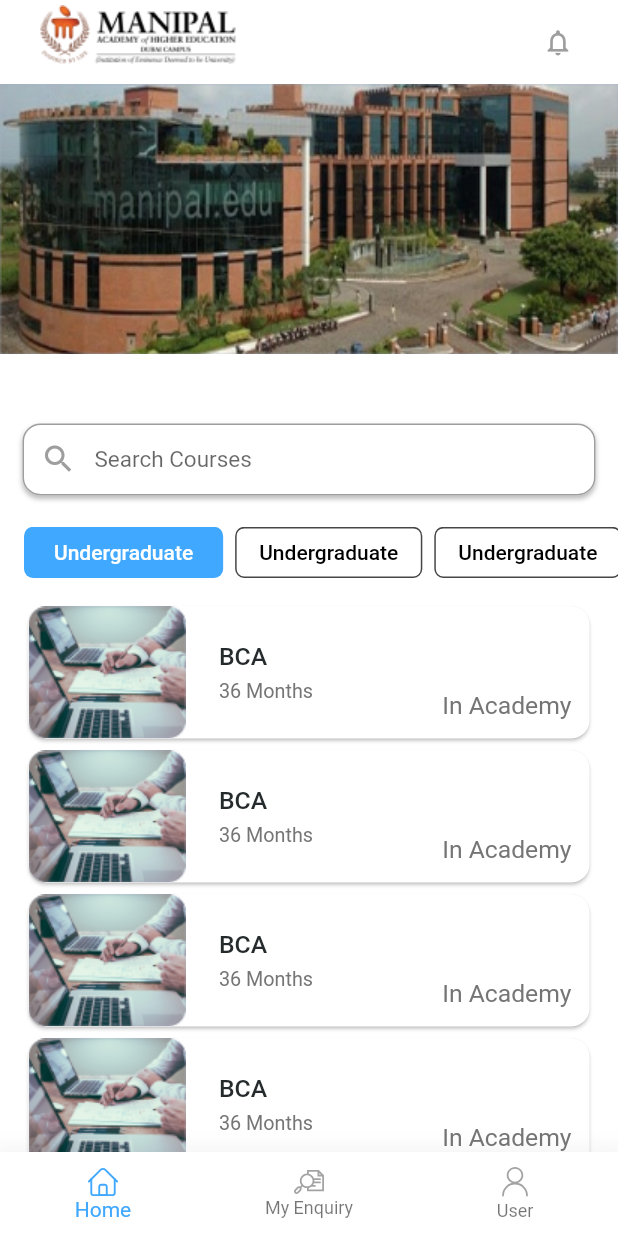
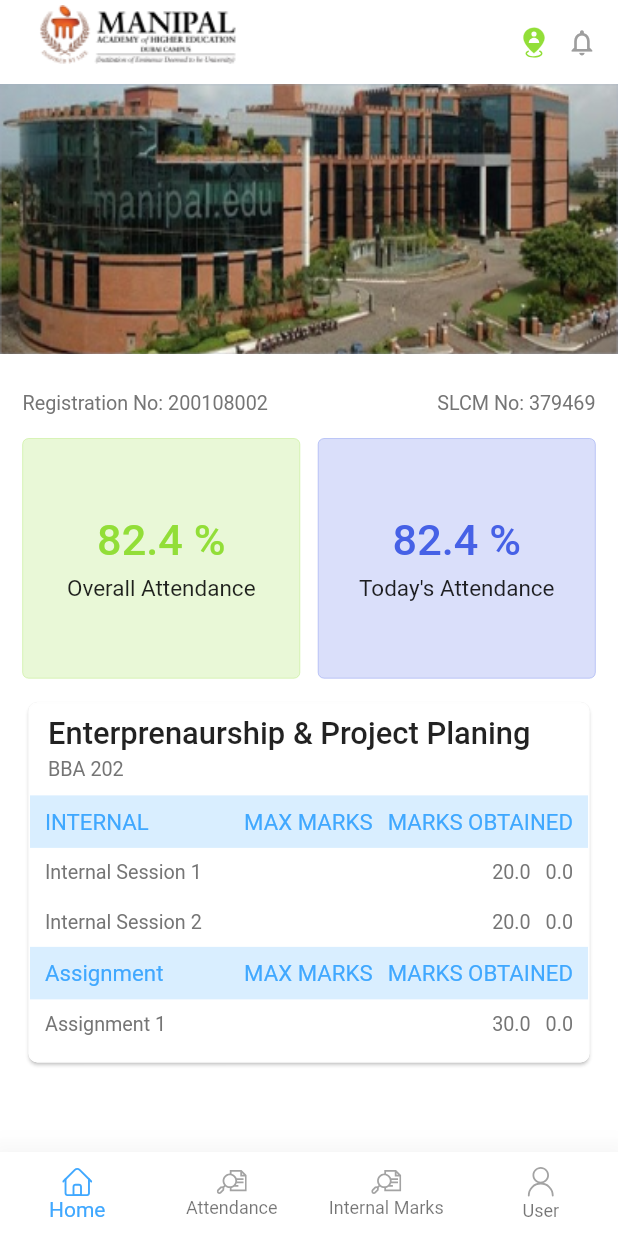
Before and after one commit to kreators-navdeep/unikal, a Flutter app: the screen it shows after launch, on a phone screen of 412 x 824 dp. Run offline on Flutter 3.47's test engine with Material 2 defaults, Android fonts, the phone set to English and light mode, and no system bars; drawn by our look-alikes of carousel_slider; our stand-ins replace dio, flutter_svg; Roboto replaces fonts that are missing (Noto).

Commit message:
Student Portal UI Implementation

```diff
--- a/lib/constants/constants.dart
+++ b/lib/constants/constants.dart
@@ -1,4 +1,4 @@
 import 'package:flutter/material.dart';
 
 const Color themeColor = Color(0xFF4661E6);
-const Color themeGreen = Color(0xFF1eae78);
+const Color themeGreen = Color(0xFF92DE38);
--- /dev/null
+++ b/lib/pages/StudentPortal/spHome/sp_home_page.dart
@@ -0,0 +1,260 @@
+import 'package:carousel_slider/carousel_slider.dart';
+import 'package:flutter/material.dart';
+import 'package:flutter_svg/flutter_svg.dart';
+import 'package:unikul/constants/constants.dart';
+import 'package:unikul/utils/Routes/routes.dart';
+import 'package:unikul/utils/size_config.dart';
+import 'package:unikul/utils/styles/text.dart';
+
+class SpHomePage extends StatefulWidget {
+  @override
+  _SpHomePageState createState() => _SpHomePageState();
+}
+
+class _SpHomePageState extends State<SpHomePage> {
+
+  _buildFields({String name,String max,String obtain}){
+    return  Container(
+      padding: const EdgeInsets.symmetric(vertical: 9,horizontal: 10),
+      child: Row(
+        mainAxisAlignment: MainAxisAlignment.spaceBetween,
+        children: [
+          Text(name,
+            style: TextStyles.subTitle,
+          ),
+          Row(
+            children: [
+              Text(max,
+                style: TextStyles.subTitle,
+              ),
+              SizedBox(width: 10,),
+              Text(obtain,
+                style: TextStyles.subTitle,
+              ),
+            ],
+          )
+        ],
+      ),
+    );
+  }
+
+  _buildProjectPlanning(){
+    return Card(
+      shape: RoundedRectangleBorder(borderRadius: BorderRadius.circular(6)),
+      child: Container(
+        width: SizeConfig.getScreenWidth(context),
+        padding: const EdgeInsets.symmetric(vertical: 8),
+        decoration: BoxDecoration(
+          borderRadius: BorderRadius.circular(6),
+          border: Border.all(color: Color(0xFFFEFEFE)),
+        ),
+        child: Column(
+          crossAxisAlignment: CrossAxisAlignment.start,
+          children: [
+            Padding(
+              padding: const EdgeInsets.symmetric(horizontal: 12),
+              child: Column(
+                crossAxisAlignment: CrossAxisAlignment.start,
+                children: [
+                  Text('Enterprenaurship & Project Planing',style: TextStyles.heading2,),
+                  SizedBox(height: 4,),
+                  Text('BBA 202',style: TextStyles.subTitle,),
+                ],
+              ),
+            ),
+            SizedBox(height: 10,),
+            Column(
+              children: [
+                Container(
+                  color: Theme.of(context).accentColor.withOpacity(0.2),
+                  padding: const EdgeInsets.symmetric(vertical: 9,horizontal: 10),
+                  child: Row(
+                    mainAxisAlignment: MainAxisAlignment.spaceBetween,
+                    children: [
+                      Text('INTERNAL',
+                        style: TextStyle(
+                            fontSize: SizeConfig.textMultiplier * 1.8,
+                            color: Theme.of(context).accentColor
+                        ),
+                      ),
+                      Row(
+                        children: [
+                          Text('MAX MARKS',
+                            style: TextStyle(
+                                fontSize: SizeConfig.textMultiplier * 1.8,
+                                color: Theme.of(context).accentColor
+                            ),
+                          ),
+                          SizedBox(width: 10,),
+                          Text('MARKS OBTAINED',
+                            style: TextStyle(
+                                fontSize: SizeConfig.textMultiplier * 1.8,
+                                color: Theme.of(context).accentColor
+                            ),
+                          ),
+                        ],
+                      )
+                    ],
+                  ),
+                ),
+                _buildFields(name: 'Internal Session 1',max: "20.0",obtain: "0.0"),
+                _buildFields(name: 'Internal Session 2',max: "20.0",obtain: "0.0"),
+
+                Container(
+                  color: Theme.of(context).accentColor.withOpacity(0.2),
+                  padding: const EdgeInsets.symmetric(vertical: 9,horizontal: 10),
+                  child: Row(
+                    mainAxisAlignment: MainAxisAlignment.spaceBetween,
+                    children: [
+                      Text('Assignment',
+                        style: TextStyle(
+                            fontSize: SizeConfig.textMultiplier * 1.8,
+                            color: Theme.of(context).accentColor
+                        ),
+                      ),
+                      Row(
+                        children: [
+                          Text('MAX MARKS',
+                            style: TextStyle(
+                                fontSize: SizeConfig.textMultiplier * 1.8,
+                                color: Theme.of(context).accentColor
+                            ),
+                          ),
+                          SizedBox(width: 10,),
+                          Text('MARKS OBTAINED',
+                            style: TextStyle(
+                                fontSize: SizeConfig.textMultiplier * 1.8,
+                                color: Theme.of(context).accentColor
+                            ),
+                          ),
+                        ],
+                      )
+                    ],
+                  ),
+                ),
+                _buildFields(name: 'Assignment 1',max: "30.0",obtain: "0.0"),
+
+              ],
+            )
+          ],
+        ),
+      ),
+    );
+  }
+
+  @override
+  Widget build(BuildContext context) {
+    return Scaffold(
+      appBar: AppBar(
+        elevation: 0,
+        backgroundColor: Theme.of(context).backgroundColor,
+        title: Image.asset('assets/images/logo1.png',),
+        actions: [
+          SvgPicture.asset('assets/icons/locate.svg'),
+          IconButton(icon: Icon(Icons.notifications_none_outlined,color: Colors.grey,), onPressed: (){
+            Navigator.push(context, Routes.notification());
+          })
+        ],
+      ),
+      body: SingleChildScrollView(
+        child: Column(
+          children: [
+            CarouselSlider(
+                items: [
+                  Image.asset('assets/images/banner1.png',fit: BoxFit.fill,),
+                  Image.asset('assets/images/banner1.png',fit: BoxFit.fill,),
+                  Image.asset('assets/images/banner1.png',fit: BoxFit.fill,),
+                  Image.asset('assets/images/banner1.png',fit: BoxFit.fill,),
+                ],
+                options: CarouselOptions(
+                  // height: 200,
+                  aspectRatio: 16/7,
+                  viewportFraction: 1,
+                  initialPage: 0,
+                  enableInfiniteScroll: true,
+                  reverse: false,
+                  autoPlay: true,
+                  autoPlayInterval: Duration(seconds: 3),
+                  autoPlayAnimationDuration: Duration(milliseconds: 800),
+                  autoPlayCurve: Curves.fastOutSlowIn,
+                  enlargeCenterPage: false,
+                  onPageChanged: (index,reason){
+
+                  },
+                  scrollDirection: Axis.horizontal,
+                )
+            ),
+            SizedBox(height: 25,),
+            Container(
+              padding: const EdgeInsets.only(right: 15,left: 15,bottom: 15),
+              child: Column(
+                children: [
+                  Row(
+                    mainAxisAlignment: MainAxisAlignment.spaceBetween,
+                    children: [
+                      Text('Registration No: 200108002',style: TextStyles.subTitle,),
+                      Text('SLCM No: 379469',style: TextStyles.subTitle,),
+                    ],
+                  ),
+                  SizedBox(height: 16,),
+                  Row(
+                    children: [
+                      Expanded(
+                        child: Container(
+                          decoration: BoxDecoration(
+                              borderRadius: BorderRadius.circular(4),
+                            color: themeGreen.withOpacity(0.2),
+                            border: Border.all(color: themeGreen,width: 0.2)
+                          ),
+                          height: 160,
+                          child: Column(
+                            mainAxisAlignment: MainAxisAlignment.center,
+                            children: [
+                              Text('82.4 %',style: TextStyle(
+                                fontSize: SizeConfig.textMultiplier * 3.5,
+                                fontWeight: FontWeight.w500,
+                                color: themeGreen
+                              ),),
+                              SizedBox(height: 6,),
+                              Text('Overall Attendance',style: TextStyles.bodyText1Black,)
+                            ],
+                          ),
+                        ),
+                      ),
+                      SizedBox(width: 12,),
+                      Expanded(
+                        child: Container(
+                          decoration: BoxDecoration(
+                            borderRadius: BorderRadius.circular(4),
+                            color: Theme.of(context).primaryColor.withOpacity(0.2),
+                              border: Border.all(color: Theme.of(context).primaryColor,width: 0.2)
+
+                          ),
+                          height: 160,
+                          child: Column(
+                            mainAxisAlignment: MainAxisAlignment.center,
+                            children: [
+                              Text('82.4 %',style: TextStyle(
+                                  fontSize: SizeConfig.textMultiplier * 3.5,
+                                  fontWeight: FontWeight.w500,
+                                  color: Theme.of(context).primaryColor
+                              ),),
+                              SizedBox(height: 6,),
+                              Text("Today's Attendance",style: TextStyles.bodyText1Black,)
+                              ],
+                          ),
+                        ),
+                      ),
+                    ],
+                  ),
+                  SizedBox(height: 12,),
+                  _buildProjectPlanning()
+                ],
+              ),
+            )
+          ],
+        ),
+      ),
+    );
+  }
+}
--- /dev/null
+++ b/lib/pages/sp_landing_page.dart
@@ -0,0 +1,43 @@
+import 'package:flutter/material.dart';
+import 'package:flutter_svg/flutter_svg.dart';
+import 'package:unikul/pages/StudentPortal/spHome/sp_home_page.dart';
+import 'package:unikul/pages/home/home_page.dart';
+import 'package:unikul/pages/myEnquiry/my_enquiry_page.dart';
+import 'package:unikul/pages/profile/profile_page.dart';
+class SPLandingPage extends StatefulWidget {
+  @override
+  _SPLandingPageState createState() => _SPLandingPageState();
+}
+
+class _SPLandingPageState extends State<SPLandingPage> {
+
+  int _selectedIndex = 0;
+
+  @override
+  Widget build(BuildContext context) {
+    return Scaffold(
+        bottomNavigationBar: BottomNavigationBar(
+          selectedItemColor: Theme.of(context).accentColor,
+          elevation: 20,
+          backgroundColor: Theme.of(context).cardColor,
+          type: BottomNavigationBarType.fixed,
+          items: [
+            BottomNavigationBarItem(icon: SvgPicture.asset('assets/icons/home.svg'),label: 'Home',activeIcon:  SvgPicture.asset('assets/icons/home.svg',color: Theme.of(context).accentColor,)),
+            BottomNavigationBarItem(icon: SvgPicture.asset('assets/icons/myEnquiry.svg'),label: 'Attendance',activeIcon:  SvgPicture.asset('assets/icons/attendance.svg',color: Theme.of(context).accentColor,)),
+            BottomNavigationBarItem(icon: SvgPicture.asset('assets/icons/myEnquiry.svg'),label: 'Internal Marks',activeIcon:  SvgPicture.asset('assets/icons/marks.svg',color: Theme.of(context).accentColor,)),
+            BottomNavigationBarItem(icon: SvgPicture.asset('assets/icons/user.svg'),label: 'User',activeIcon:  SvgPicture.asset('assets/icons/user.svg',color: Theme.of(context).accentColor,)),
+          ],
+          currentIndex: _selectedIndex,
+          onTap: (val){
+            setState(() {
+              _selectedIndex = val;
+            });
+          },
+        ),
+        body: _selectedIndex == 0
+            ? SpHomePage() : _selectedIndex == 1
+            ? MyEnquiryPage() : _selectedIndex == 2
+            ? ProfilePage() : SizedBox()
+    );
+  }
+}
--- a/lib/pages/splash/splash_page.dart
+++ b/lib/pages/splash/splash_page.dart
@@ -14,7 +14,7 @@ class _SplashPageState extends State<SplashPage> {
     super.initState();
 
     Future.delayed(Duration(seconds: 2),(){
-      Navigator.pushReplacement(context, Routes.landing());
+      Navigator.pushReplacement(context, Routes.spLanding());
     });
   }
   @override
--- a/lib/utils/Routes/routes.dart
+++ b/lib/utils/Routes/routes.dart
@@ -12,6 +12,7 @@ import 'package:unikul/pages/myEnquiry/fill_enrollment_form_page.dart';
 import 'package:unikul/pages/myEnquiry/my_enquiry_detail_page.dart';
 import 'package:unikul/pages/notification/notification_page.dart';
 import 'package:unikul/pages/profile/edit_profile_page.dart';
+import 'package:unikul/pages/sp_landing_page.dart';
 import 'package:unikul/pages/splash/splash_page.dart';
 
 class Routes {
@@ -20,6 +21,9 @@ class Routes {
         builder: (context) => page,
       );
   static MaterialPageRoute landing() => _makeRoute(LandingPage());
+
+  static MaterialPageRoute spLanding() => _makeRoute(SPLandingPage());
+
 
   static MaterialPageRoute splash() => _makeRoute(SplashPage());
 
```
Also changed, not shown: assets/icons/attendance.svg (added), assets/icons/locate.svg (added), assets/icons/marks.svg (added).
